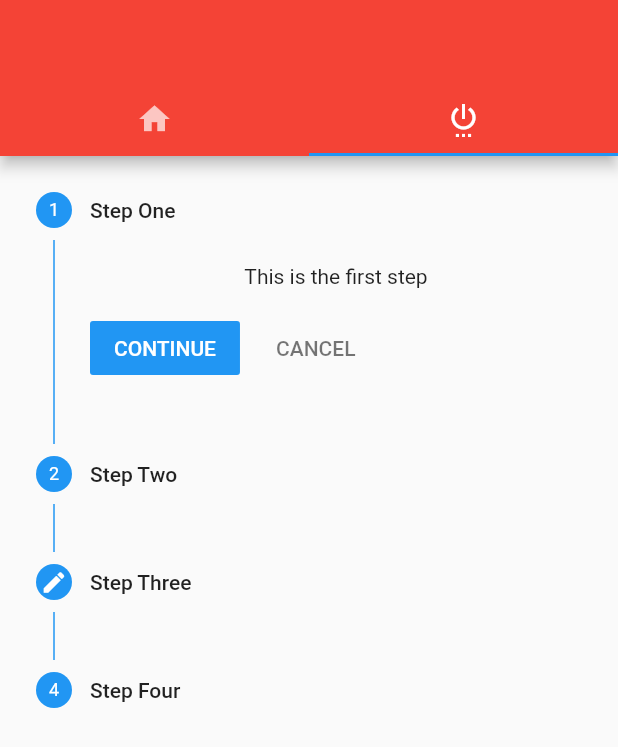
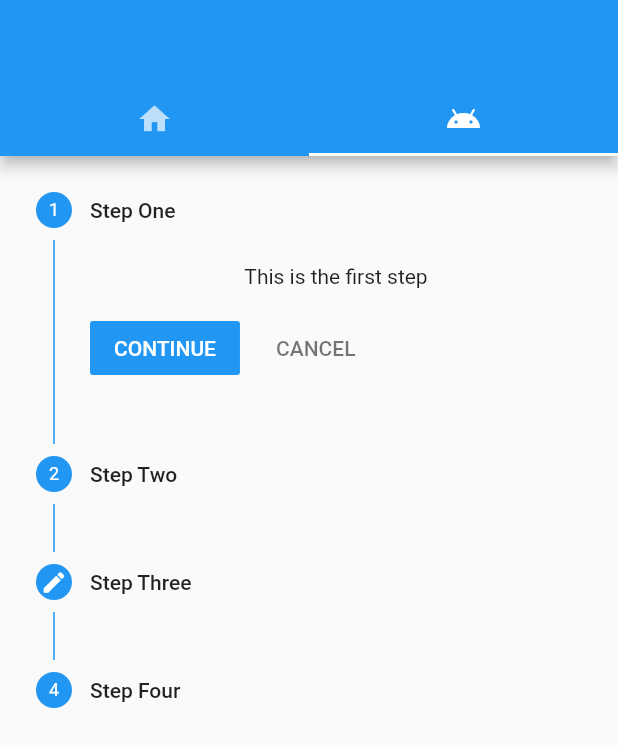
Before and after one commit to zeppi/flutter-learning, a Flutter app: the screen it shows after launch, tab 2 chosen, on a phone screen of 412 x 824 dp. Shown: the top 747 px of the screen. Run offline on Flutter 3.47's test engine with Material 2 defaults, Android fonts, the phone set to English and light mode, and no system bars.

Commit message:
Arrange code

```diff
--- /dev/null
+++ b/lib/ExoApp.dart
@@ -0,0 +1,23 @@
+// Copyright 2019 The Zeppilabs. All rights reserved.
+// Use of this source code is governed by a BSD-style license that can be
+// found in the LICENSE file.
+
+// Exo Application is the root test application
+//
+import 'package:flutter/material.dart';
+
+import 'TutoHome.dart';
+import 'StarWars.dart';
+
+class ExoApp extends StatelessWidget
+{
+  @override
+  Widget build(BuildContext context) {
+    return new MaterialApp(
+        title: 'Exo',
+        routes: {
+          '/': (context) => TutoHome(),
+          '/starwars': (context) => StarWarsData()
+        });
+  }
+}
--- /dev/null
+++ b/lib/JustAWizard.dart
@@ -0,0 +1,65 @@
+// Copyright 2019 The Zeppilabs. All rights reserved.
+// Use of this source code is governed by a BSD-style license that can be
+// found in the LICENSE file.
+
+// Is just a Wizard
+//
+import 'package:flutter/material.dart';
+
+class JustAWizard extends StatefulWidget {
+  @override
+  JustAWizardState createState() => JustAWizardState();
+}
+
+class JustAWizardState extends State<JustAWizard> {
+  int stepCounter = 0;
+  List<Step> steps = [
+    Step(
+      title: Text("Step One"),
+      content: Text("This is the first step"),
+      isActive: true,
+    ),
+    Step(
+      title: Text("Step Two"),
+      content: Text("This is the second step"),
+      isActive: true,
+    ),
+    Step(
+      title: Text("Step Three"),
+      content: Text("This is the Third step"),
+      state: StepState.editing,
+      isActive: true,
+    ),
+    Step(
+      title: Text("Step Four"),
+      content: Text("This is the fourth step"),
+      isActive: true,
+    ),
+  ];
+
+  @override
+  Widget build(BuildContext context) {
+    return Container(
+      child: Stepper(
+        currentStep: this.stepCounter,
+        steps: steps,
+        type: StepperType.vertical,
+        onStepTapped: (step) {
+          setState(() {
+            stepCounter = step;
+          });
+        },
+        onStepCancel: () {
+          setState(() {
+            stepCounter > 0 ? stepCounter -= 1 : stepCounter = 0;
+          });
+        },
+        onStepContinue: () {
+          setState(() {
+            stepCounter < steps.length - 1 ? stepCounter += 1 : stepCounter = 0;
+          });
+        },
+      ),
+    );
+  }
+}
--- a/lib/TutoHome.dart
+++ b/lib/TutoHome.dart
@@ -1,6 +1,14 @@
+// Copyright 2019 The Zeppilabs. All rights reserved.
+// Use of this source code is governed by a BSD-style license that can be
+// found in the LICENSE file.
 
+// Home page
+//
+// A grid with all exercise
+//
 import 'package:flutter/material.dart';
-import 'appWidgets/TutoGridCell.dart';
+import 'package:starwars_api/TheHomeGridView.dart';
+import 'package:starwars_api/JustAWizard.dart';
 
 class TutoHome extends StatefulWidget {
   @override
@@ -8,6 +16,7 @@ class TutoHome extends StatefulWidget {
 }
 
 class TutoHomeState extends State<TutoHome> with SingleTickerProviderStateMixin {
+
   TabController tabController;
 
   @override
@@ -22,15 +31,28 @@ class TutoHomeState extends State<TutoHome> with SingleTickerProviderStateMixin
     super.dispose();
   }
 
+  @override
+  Widget build(BuildContext context) {
+    return MaterialApp(
+      home: Scaffold(
+        appBar: AppBar(
+          backgroundColor: Colors.blue,
+          bottom: makeTabBar(),
+        ),
+        body: makeTabBarView(<Widget>[
+          TheHomeGridView().build(context),
+          JustAWizard()]),
+      ),
+    );
+  }
+
   TabBar makeTabBar() {
-    return TabBar(tabs: <Tab>[
-      Tab(
-        icon: Icon(Icons.home),
-      ),
-      Tab(
-        icon: Icon(Icons.settings_power),
-      ),
-    ], controller: tabController);
+    return TabBar(
+        tabs: <Tab>[
+          Tab(icon: Icon(Icons.home)),
+          Tab(icon: Icon(Icons.android))
+        ],
+        controller: tabController);
   }
 
   TabBarView makeTabBarView(tabs) {
@@ -39,95 +61,4 @@ class TutoHomeState extends State<TutoHome> with SingleTickerProviderStateMixin
       controller: tabController,
     );
   }
-
-  @override
-  Widget build(BuildContext context) {
-    return MaterialApp(
-      home: Scaffold(
-        appBar: AppBar(
-          backgroundColor: Colors.red,
-          bottom: makeTabBar(),
-        ),
-        body: makeTabBarView(<Widget>[TheGridView().build(context), SimpleWidget()]),
-      ),
-    );
-  }
 }
-
-class SimpleWidget extends StatefulWidget {
-  @override
-  SimpleWidgetState createState() => SimpleWidgetState();
-}
-
-class SimpleWidgetState extends State<SimpleWidget> {
-  int stepCounter = 0;
-  List<Step> steps = [
-    Step(
-      title: Text("Step One"),
-      content: Text("This is the first step"),
-      isActive: true,
-    ),
-    Step(
-      title: Text("Step Two"),
-      content: Text("This is the second step"),
-      isActive: true,
-    ),
-    Step(
-      title: Text("Step Three"),
-      content: Text("This is the Third step"),
-      state: StepState.editing,
-      isActive: true,
-    ),
-    Step(
-      title: Text("Step Four"),
-      content: Text("This is the fourth step"),
-      isActive: true,
-    ),
-  ];
-
-  @override
-  Widget build(BuildContext context) {
-    return Container(
-      child: Stepper(
-        currentStep: this.stepCounter,
-        steps: steps,
-        type: StepperType.vertical,
-        onStepTapped: (step) {
-          setState(() {
-            stepCounter = step;
-          });
-        },
-        onStepCancel: () {
-          setState(() {
-            stepCounter > 0 ? stepCounter -= 1 : stepCounter = 0;
-          });
-        },
-        onStepContinue: () {
-          setState(() {
-            stepCounter < steps.length - 1 ? stepCounter += 1 : stepCounter = 0;
-          });
-        },
-      ),
-    );
-  }
-}
-
-class TheGridView {
-  GridView build(BuildContext context) {
-    return GridView.count(
-        primary: true,
-        padding: EdgeInsets.all(1.0),
-        crossAxisCount: 2,
-        childAspectRatio: 1.0,
-        mainAxisSpacing: 1.0,
-        crossAxisSpacing: 1.0,
-        children: <Widget>[
-          TutoGridCell(context, "StarWars", Icons.home, '/starwars'),
-          TutoGridCell(context, "Email", Icons.email,'/'),
-          TutoGridCell(context, "Chat", Icons.chat_bubble, '/'),
-          TutoGridCell(context, "News", Icons.new_releases, '/'),
-          TutoGridCell(context, "Network", Icons.network_wifi, '/'),
-          TutoGridCell(context, "Options", Icons.settings, '/'),
-        ]);
-  }
-}
```
Also changed, not shown: lib/StarWars.dart (added, +75 -0 lines), lib/TheHomeGridView.dart (added, +31 -0 lines), lib/main.dart (+10 -86 lines).
